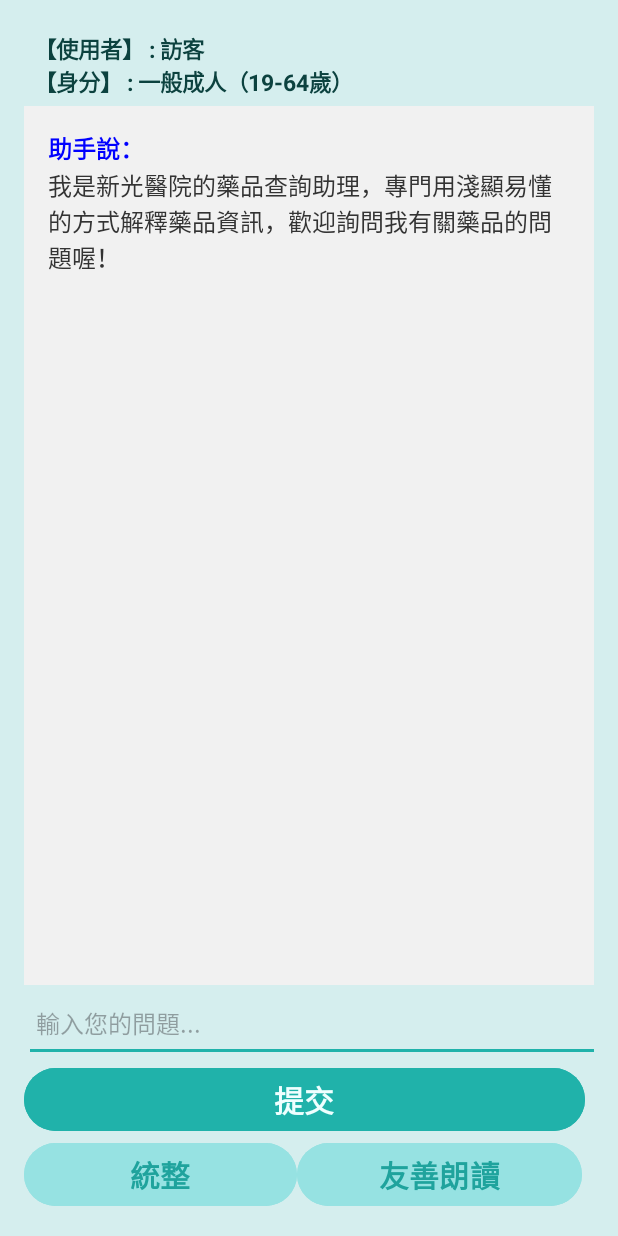
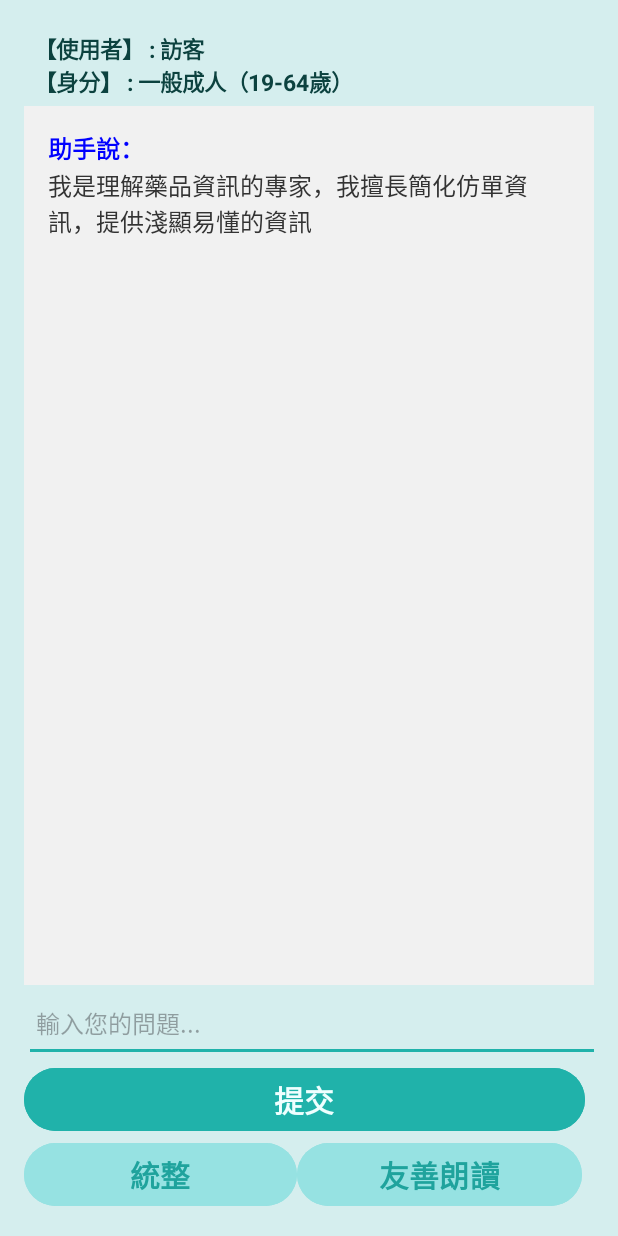
Before and after one commit to ZhenWei93/MedicineApp4, an Android app built with Jetpack Compose: the OpenAIActivity screen opened directly, with no data from a screen before it, on a phone screen of 412 x 824 dp. Run offline under Robolectric (Android 15) with nearby library versions, the light colour scheme and no system bars.

Commit message:
刪除幼兒、孩童身分

```diff
--- a/app/src/main/java/edu/fju/medicineapp/AIConversation.kt
+++ b/app/src/main/java/edu/fju/medicineapp/AIConversation.kt
@@ -28,10 +28,9 @@ data class Tool(
 object AIModel
 {
     // 模型設定
-    val model = "gpt-4o"
+    val model = "gpt-3.5-turbo"
 
     val key = ""
-
     // OpenAI API
     val urlString = "https://api.openai.com/v1/chat/completions"
 
@@ -71,43 +70,41 @@ class AIConversation
     val client = OkHttpClient()
     var aici: AIConversationInterface? = null
 
-    val conversationHistory = mutableListOf(
-        mapOf("role" to "system", "content" to """
-        你是新光醫院的藥品查詢助理，負責提供簡單、正確、淺顯易懂的藥品資訊，幫助各種年齡層的使用者理解仿單內容。
-
-        請遵守以下原則：
-        1. 一定使用【繁體中文】，**絕對禁止使用簡體中文**。
-        2. 你的回答需簡化仿單內容，以最簡潔的文字呈現，不使用冗長學術術語，讓長輩與啟智兒也能輕鬆理解。
-        3. 成分含量部分需簡潔扼要，不冗長、不複雜。
-        4. 能判斷藥品是否能「吃」，並主動說明使用方式（如口服、外用等）。
-        5. 不提供仿單上未提及的資訊；若無法回答，請誠實告知「不清楚」或提醒「這是非專業建議」。
-        6. 不被使用者混淆，避免提供錯誤或模糊資訊。
-        7. 每次回應時，以 `${prefix_main_content}` 開頭，換行後再列出簡化內容，條列要有適當間隔。
-        8. 簡化內容應在**300字內**。
-
-        請根據使用者的身份調整語氣：
-        - 對【老人家】：使用溫和、清楚、慢慢說的語氣，不用太艱深的詞，副作用若有跌倒或其他老人可能發生的危險因子，需提醒他們注意不要跌倒、設定鬧鐘提醒。
-        - 對【小孩或啟智兒】：用像說故事一樣的口氣，把藥的事情講得簡單又好懂。每個字都要像是說給5歲小朋友聽的，隨機加表情如號如🫡✌️👍不用太難的字。
-          如果藥會讓人肚子痛、頭暈，記得輕輕提醒 "吃了藥可能會不舒服，要告訴大人喔！"
-          最後要說："有不懂的地方，記得問醫生、爸爸或媽媽喔～😊"，至少要有兩句話結尾🫡隨機換成表情符號如(●'◡'●)🫡✌️👍
-        - 對【一般成人】：語氣自然、清楚即可。
-        - 若無法辨別身份，請採用中性語氣並保持友善。
-
-        你是藥品說明的專家與輔助者，請始終以幫助使用者安全用藥為最高原則。
-        """.trimIndent()),
-
-        mapOf("role" to "assistant", "content" to "我是新光醫院的藥品查詢助理，專門用淺顯易懂的方式解釋藥品資訊，歡迎詢問我有關藥品的問題喔！")
-    )
-
+    val conversationHistory = mutableListOf( mapOf("role" to "system",
+        "content" to "我是新光醫院的助手，如果需要掛號服務，請跟我說！") ,
+        mapOf("role" to "system",
+            "content" to     "如果我的回答裡有中文，我一定會用繁體中文回答，絕對不使用簡體中文。"),
+        mapOf("role" to "system",
+            "content" to     "我是理解藥品資訊的專家，我擅長簡化仿單資訊，用最精簡的文字回傳內容，"),
+        mapOf("role" to "system",
+            "content" to     "而且我擅長面對老人家，不用太複雜的文字或學術用語，我會講很簡單，而且我會講到啟智兒都聽得懂，"),
+        mapOf("role" to "system",
+            "content" to     "成份含量部分應要更簡潔，不要太臭長。"),
+        mapOf("role" to "system",
+            "content" to     "如果有人亂問不是有關藥品的問題，我不會回答他，並和他說：請詢問有關藥品的問題。"),
+        mapOf("role" to "system",
+            "content" to     "我會分辨藥品的食用方式，並且和使用者說明這是否可以用吃的。"),
+        mapOf("role" to "system",
+            "content" to     "我不會亂回答仿單資訊裡面沒有的答案，若是遇到無法解答的問題，我會告訴使用者我的建議是非專業的，或是直接表明我不清楚。"),
+        mapOf("role" to "system",
+            "content" to     "我不會亂回答問題，導致使用者混淆。"),
+        mapOf("role" to "system",
+            "content" to     "我不能被使用者所說的話混淆。"),
+        mapOf("role" to "system",
+            "content" to     "每當我簡化完藥品資訊 我會用 ${prefix_main_content} 做開頭，然後換行，然後才輸出我簡化的東西。"),
+        mapOf("role" to "system",
+            "content" to     "項目排列應有適當間隔。"),
+        mapOf("role" to "system",
+            "content" to     "簡化後的文字最多300字。"),
+        mapOf("role" to "assistant",
+            "content" to "我是理解藥品資訊的專家，我擅長簡化仿單資訊，提供淺顯易懂的資訊"))
 
     fun getCharacterRule(identity:String):String
     {
         val fullPrompt = {
             // 藥品簡化模式：使用結構化提示詞
             val userType = when (identity) {
-                "baby" -> "幼兒（0-3歲）"
-                "child" -> "孩童（4-12歲）"
-                "teenager" -> "青少年（13-18歲）"
+                "teenager" -> "青少年（12-18歲）"
                 "elderly" -> "年長者（65歲以上）"
                 "pregnant" -> "孕婦"
                 else -> "一般成人"
@@ -144,7 +141,6 @@ class AIConversation
                 [colorFormatTagStart]使用：<使用方法>[colorFormatTagEnd]
                 [colorFormatTagStart]副作用：<副作用> [colorFormatTagEnd]
                 更重要的是額外提供特定身分的注意事項，
-                請不要移除[colorFormatTagStart]與[colorFormatTagEnd]，那個是我前端要設定用的，
                 僅列出與一般成人不同的副作用或注意事項，標記為「${userType}注意事項：」，${safetyNote}格式如下：
                ${userType}注意事項：<特定副作用或注意事項>
                 """.trimIndent()
@@ -152,7 +148,7 @@ class AIConversation
 
             """
             當我簡化仿單資訊，總長度不超過300字，確保簡單易懂，適合老人或啟智兒：
-            我現在會針對${userType} 身份來回答。我不會忘記使用者的${userType}身分。
+            我現在會針對${userType} 身份來回答。
             根據身份的不同，會以以下規則來回傳：
             ${contentDetail}
             """.trimIndent()
--- a/app/src/main/java/edu/fju/medicineapp/OpenAIActivity.kt
+++ b/app/src/main/java/edu/fju/medicineapp/OpenAIActivity.kt
@@ -70,9 +70,7 @@ class OpenAIActivity: AppCompatActivity(), AIConversationInterface
 
         // 將英文代碼轉換成中文描述
         val identityDisplay = when (identity) {
-            "baby" -> "幼兒（0-3歲）"
-            "child" -> "孩童（4-12歲）"
-            "teenager" -> "青少年（13-18歲）"
+            "teenager" -> "青少年（12-18歲）"
             "elderly" -> "年長者（65歲以上）"
             "pregnant" -> "孕婦"
             else -> "一般成人（19-64歲）"
--- a/app/src/main/java/edu/fju/medicineapp/ProfilePageActivity.kt
+++ b/app/src/main/java/edu/fju/medicineapp/ProfilePageActivity.kt
@@ -58,8 +58,6 @@ class ProfilePageActivity : AppCompatActivity() {
         val displayIdentity = when (identity) {
             "elderly" -> "年長者"
             "pregnant" -> "孕婦"
-            "baby" -> "幼兒"
-            "child" -> "孩童"
             "teenager" -> "青少年"
             else -> "一般成人"
         }
--- a/app/src/main/java/edu/fju/medicineapp/data/RegisterActivity.kt
+++ b/app/src/main/java/edu/fju/medicineapp/data/RegisterActivity.kt
@@ -40,7 +40,7 @@ class RegisterActivity : AppCompatActivity() {
         }
 
         // 配置 Spinner
-        val identityOptions = listOf("幼兒(1-3歲)", "兒童(4-12歲)", "青少年(13-18歲)", "一般成人(19-64歲)", "孕婦", "年長者(65-150歲)")
+        val identityOptions = listOf( "青少年(12-18歲)", "一般成人(19-64歲)", "孕婦", "年長者(65-150歲)")
         val adapter = object : ArrayAdapter<String>(this, android.R.layout.simple_spinner_item, identityOptions) {
             override fun getView(position: Int, convertView: View?, parent: ViewGroup): View {
                 val view = super.getView(position, convertView, parent) as TextView
@@ -61,7 +61,7 @@ class RegisterActivity : AppCompatActivity() {
             }
         }
         binding.spinnerIdentity.adapter = adapter
-        binding.spinnerIdentity.setSelection(3) // 預設選擇「一般成人」
+        binding.spinnerIdentity.setSelection(1) // 預設選擇「一般成人」
 
         // 提交按鈕（註冊）
         binding.buttonRegister.setOnClickListener {
@@ -91,9 +91,7 @@ class RegisterActivity : AppCompatActivity() {
             // 根據 Spinner 選擇映射身分
             val identity = when (selectedIdentity) {
                 "孕婦" -> "pregnant"
-                "幼兒(1-3歲)" -> "baby"
-                "兒童(4-12歲)" -> "child"
-                "青少年(13-18歲)" -> "teenager"
+                "青少年(12-18歲)" -> "teenager"
                 "年長者(65-150歲)" -> "elderly"
                 else -> "general"
             }
```
